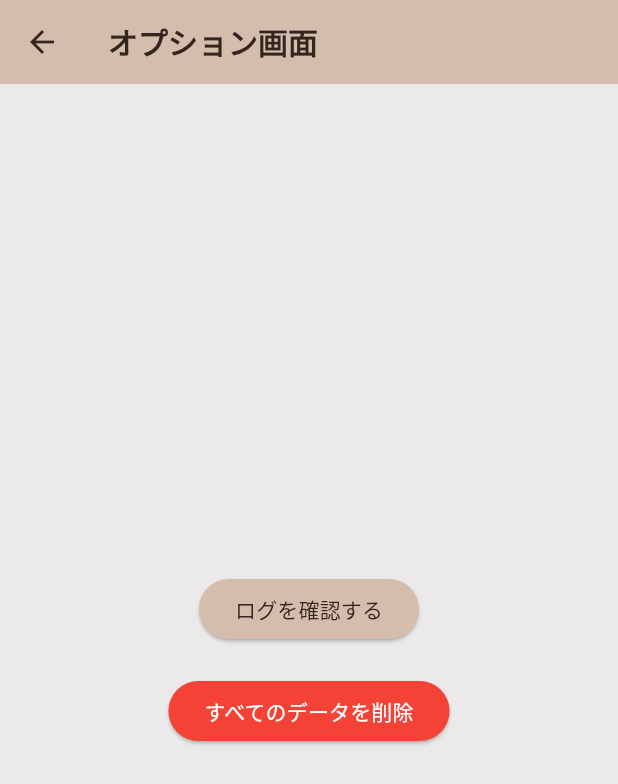
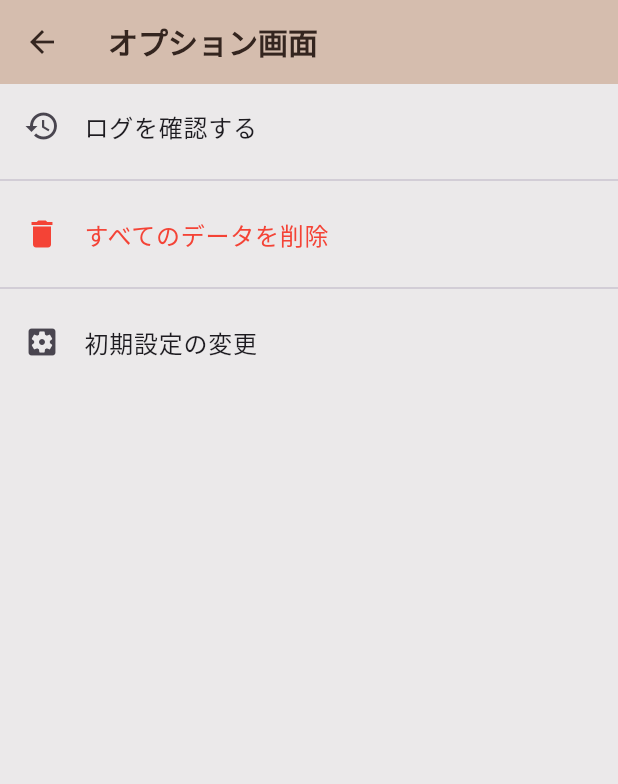
Before and after one commit to Moyuchiiii/Dietapp, a Flutter app: the OptionsScreen screen opened directly, on a phone screen of 412 x 824 dp. Shown: the top 784 px of the screen. Run offline on Flutter 3.47's test engine with Material 3 defaults, Android fonts, the phone set to English and light mode, and no system bars; our stand-ins replace fl_chart, sqflite, table_calendar; accounts and stored records are empty.

Commit message:
オプションに、初期設定の変更を追加

```diff
--- a/flutter_dietapp/lib/options_screen.dart
+++ b/flutter_dietapp/lib/options_screen.dart
@@ -64,30 +64,36 @@ class OptionsScreen extends StatelessWidget {
       appBar: AppBar(
         title: const Text('オプション画面'),
       ),
-      body: Center(
-        child: Column(
-          mainAxisAlignment: MainAxisAlignment.center,
+      body: ListView(
         children: [
-            ElevatedButton(
-              onPressed: () {
+          ListTile(
+            leading: const Icon(Icons.history),
+            title: const Text('ログを確認する'),
+            onTap: () {
               Navigator.push(
                 context,
                 MaterialPageRoute(builder: (context) => const DataListScreen()),
               );
             },
-              child: const Text('ログを確認する'),
           ),
-            const SizedBox(height: 20),
-            ElevatedButton(
-              onPressed: () => _deleteAllData(context),
-              style: ElevatedButton.styleFrom(
-                backgroundColor: Colors.red,
-                foregroundColor: Colors.white,
+          const Divider(),
+          ListTile(
+            leading: const Icon(Icons.delete, color: Colors.red),
+            title: const Text('すべてのデータを削除', style: TextStyle(color: Colors.red)),
+            onTap: () => _deleteAllData(context),
           ),
-              child: const Text('すべてのデータを削除'),
+          const Divider(),
+          ListTile(
+            leading: const Icon(Icons.settings_applications),
+            title: const Text('初期設定の変更'),
+            onTap: () {
+              Navigator.push(
+                context,
+                MaterialPageRoute(builder: (context) => const InitialSetupScreen()),
+              );
+            },
           ),
         ],
-        ),
       ),
     );
   }
```
Also changed, not shown: flutter_dietapp/lib/firt.dart (+32 -8 lines). Lines whose indentation alone changed are shown as unchanged.
